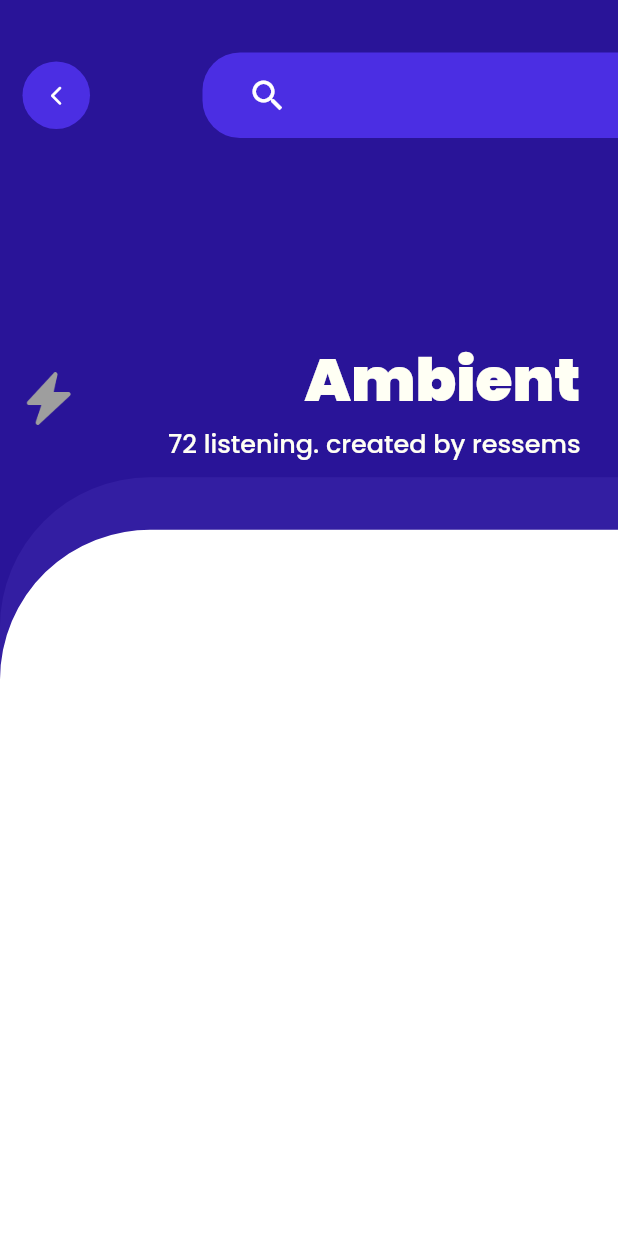
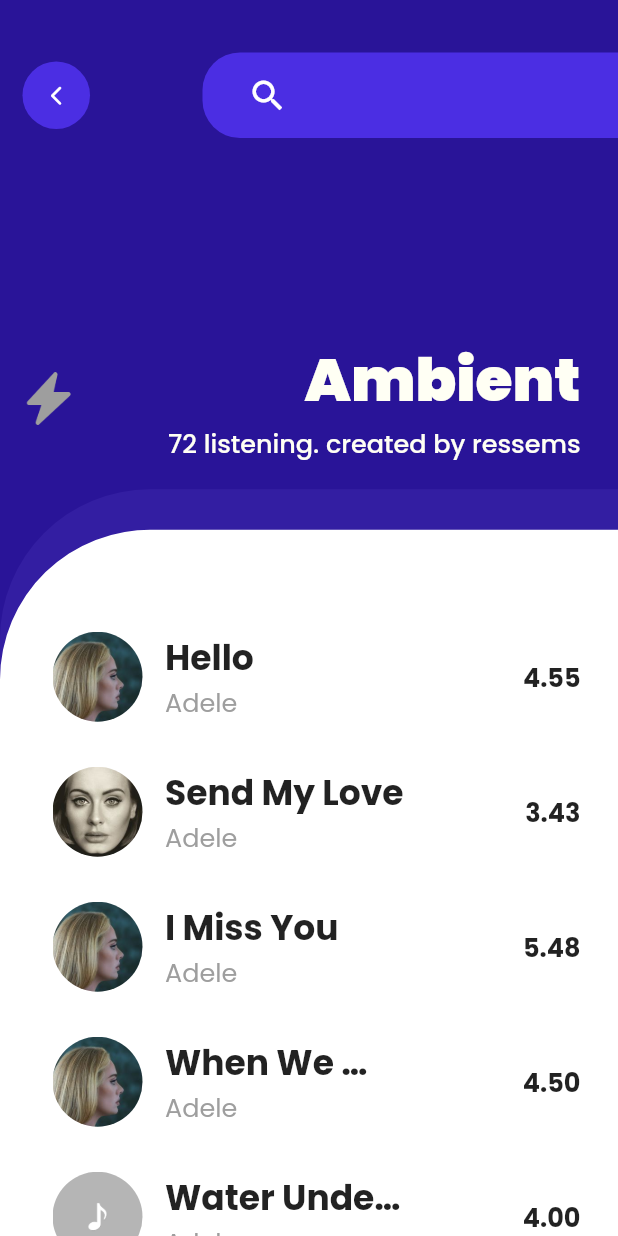
Before and after one commit to MagdyYacoub1/Music-and-Me, a Flutter app: the AlbumsScreen screen opened directly, on a phone screen of 412 x 824 dp. Run offline on Flutter 3.47's test engine with Material 2 defaults, Android fonts, the phone set to English and light mode, and no system bars.

Commit message:
Added list of songs at Album screen.  Added required assets.

```diff
--- a/lib/constants.dart
+++ b/lib/constants.dart
@@ -17,6 +17,8 @@ const TextStyle contextTextStyle = TextStyle(
   fontSize: 23.0,
   fontWeight: FontWeight.w700,
 );
+
+
 const TextStyle secondaryContextTextStyle = TextStyle(
   fontSize: 17.0,
   fontWeight: FontWeight.w400,
@@ -41,6 +43,12 @@ const TextStyle contextWhiteSmallTextStyle = TextStyle(
   fontWeight: FontWeight.w500,
 );
 
+const TextStyle timeTextStyle = TextStyle(
+  fontSize: 17.0,
+  fontWeight: FontWeight.w700,
+);
+
+
 Color lighten(Color color, [double amount = 0.1]) {
   assert(amount >= 0 && amount <= 1);
 
--- a/lib/main.dart
+++ b/lib/main.dart
@@ -1,6 +1,7 @@
 import 'package:flutter/material.dart';
 import 'package:flutter/services.dart';
 import 'package:me_music/my_themes.dart';
+import 'package:me_music/screens/album/album_screen.dart';
 import 'package:me_music/screens/home/home_screen.dart';
 
 void main() {
@@ -21,9 +22,9 @@ class MyApp extends StatelessWidget {
             statusBarColor: Colors.transparent,
             statusBarBrightness: Brightness.dark,
             systemNavigationBarColor: Colors.transparent,
-            systemNavigationBarIconBrightness: Brightness.dark
-          ),
-          child: MyHomePage()),
+            systemNavigationBarIconBrightness: Brightness.dark),
+        child: AlbumsScreen(),
+      ),
     );
   }
 }
--- a/lib/models/music_genres.dart
+++ b/lib/models/music_genres.dart
@@ -1,15 +1,18 @@
 import 'package:flutter/material.dart';
 import 'package:me_music/generated/assets.dart';
+import 'package:me_music/models/song.dart';
 
 class MusicGenres {
   String image;
   String genre;
   Color cardColor;
+  List<Song> albumSongs;
 
   MusicGenres({
     required this.image,
     required this.genre,
     required this.cardColor,
+    required this.albumSongs,
   });
 }
 
@@ -18,46 +21,55 @@ List<MusicGenres> genres = [
     genre: "Ambient",
     image: Assets.imagesThunder,
     cardColor: Color(0xFF2B159E),
+    albumSongs: albumSongs,
   ),
   MusicGenres(
     genre: "Hip Hop",
     image: Assets.imagesGeography,
     cardColor: Color(0xFF159E96),
+    albumSongs: albumSongs,
   ),
   MusicGenres(
     genre: "Rock",
     image: Assets.imagesRock,
     cardColor: Color(0xFF3b5998),
+    albumSongs: albumSongs,
   ),
   MusicGenres(
     genre: "Electronic",
     image: Assets.imagesElectronic,
     cardColor: Color(0xFF800080),
+    albumSongs: albumSongs,
   ),
   MusicGenres(
     genre: "Folk",
     image: Assets.imagesFolk,
     cardColor: Color(0xFF77AB59),
+    albumSongs: albumSongs,
   ),
   MusicGenres(
     genre: "Jazz",
     image: Assets.imagesJazz,
     cardColor: Color(0xFF536872),
+    albumSongs: albumSongs,
   ),
   MusicGenres(
     genre: "Classic",
     image: Assets.imagesTrebleClef,
     cardColor: Color(0xFF9E379F),
+    albumSongs: albumSongs,
   ),
   MusicGenres(
     genre: "Metal",
     image: Assets.imagesMetal,
     cardColor: Color(0xFFFF6289),
+    albumSongs: albumSongs,
   ),
   MusicGenres(
     genre: "Disco",
     image: Assets.imagesDisco,
     cardColor: Color(0xFF493267),
+    albumSongs: albumSongs,
   ),
 
 ];
--- /dev/null
+++ b/lib/models/song.dart
@@ -0,0 +1,53 @@
+import 'package:me_music/generated/assets.dart';
+
+class Song {
+  String name;
+  String singer;
+  String? cover;
+  String duration;
+
+  Song({
+    required this.name,
+    required this.singer,
+    this.cover,
+    required this.duration,
+  });
+}
+
+List<Song> albumSongs = [
+  Song(
+    name: "Hello",
+    singer: "Adele",
+    duration: "4.55",
+    cover: Assets.imagesAdele1,
+  ),
+  Song(
+    name: "Send My Love",
+    singer: "Adele",
+    duration: "3.43",
+    cover: Assets.imagesAdele2,
+  ),
+  Song(
+    name: "I Miss You",
+    singer: "Adele",
+    duration: "5.48",
+    cover: Assets.imagesAdele1,
+  ),
+  Song(
+    name: "When We Were Young",
+    singer: "Adele",
+    duration: "4.50",
+    cover: Assets.imagesAdele1,
+  ),
+  Song(
+    name: "Water Under the Bridge",
+    singer: "Adele",
+    duration: "4.00",
+  ),
+  Song(
+    name: "Million Years Ago",
+    singer: "Adele",
+    duration: "3.47",
+    cover: Assets.imagesAdele1,
+  ),
+];
--- a/lib/screens/album/album_screen.dart
+++ b/lib/screens/album/album_screen.dart
@@ -1,6 +1,10 @@
 import 'package:flutter/material.dart';
+import 'package:me_music/generated/assets.dart';
+import 'package:me_music/models/song.dart';
 
+import '../../constants.dart';
 import 'components/Header.dart';
+import 'components/album_song.dart';
 
 class AlbumsScreen extends StatelessWidget {
   const AlbumsScreen({Key? key}) : super(key: key);
@@ -20,7 +24,7 @@ class AlbumsScreen extends StatelessWidget {
           Column(
             mainAxisSize: MainAxisSize.min,
             children: [
-              SizedBox(height: size.height * heightPercentage - 135),
+              SizedBox(height: size.height * heightPercentage - 127),
               Expanded(
                 child: Container(
                   width: double.infinity,
@@ -28,6 +32,25 @@ class AlbumsScreen extends StatelessWidget {
                     color: Colors.white,
                     borderRadius: BorderRadius.only(
                       topLeft: Radius.circular(100.0),
+                    ),
+                  ),
+                  child: Padding(
+                    padding: EdgeInsets.only(
+                      top: 80,
+                    ),
+                    child: ListView.builder(
+                      padding: EdgeInsets.zero,
+                      shrinkWrap: true,
+                      physics: BouncingScrollPhysics(),
+                      itemCount: albumSongs.length,
+                      itemBuilder: (BuildContext context, int index) {
+                        return AlbumSong(
+                          name: albumSongs[index].name,
+                          singer: albumSongs[index].singer,
+                          duration: albumSongs[index].duration,
+                          cover: albumSongs[index].cover,
+                        );
+                      },
                     ),
                   ),
                 ),
--- /dev/null
+++ b/lib/screens/album/components/album_song.dart
@@ -0,0 +1,74 @@
+import 'package:flutter/material.dart';
+import 'package:me_music/generated/assets.dart';
+
+import '../../../constants.dart';
+
+class AlbumSong extends StatelessWidget {
+  const AlbumSong({
+    Key? key,
+    required this.name,
+    required this.singer,
+    this.cover,
+    required this.duration,
+  }) : super(key: key);
+
+  final String name;
+  final String singer;
+  final String? cover;
+  final String duration;
+
+  @override
+  Widget build(BuildContext context) {
+    return Padding(
+      padding: const EdgeInsets.only(
+        left: 35.0,
+        right: 25,
+        top: 15.0,
+        bottom: 15.0,
+      ),
+      child: Row(
+        // ----------album Song--------
+        children: [
+          Container(
+            width: 60.0,
+            height: 60.0,
+            decoration: BoxDecoration(
+              borderRadius: BorderRadius.circular(50.0),
+              image: DecorationImage(
+                alignment: Alignment.centerLeft,
+                fit: BoxFit.cover,
+                image: AssetImage(cover ?? Assets.imagesDefaultAlbumArt),
+              ),
+            ),
+          ),
+          SizedBox(width: 15.0),
+          Flexible(
+            flex: 2,
+            fit: FlexFit.tight,
+            child: Column(
+              mainAxisSize: MainAxisSize.min,
+              crossAxisAlignment: CrossAxisAlignment.start,
+              children: [
+                Text(
+                  name,
+                  overflow: TextOverflow.ellipsis,
+                  style: contextTextStyle,
+                ),
+                Text(
+                  singer,
+                  overflow: TextOverflow.ellipsis,
+                  style: secondaryContextTextStyle,
+                ),
+              ],
+            ),
+          ),
+          Spacer(),
+          Text(
+            duration,
+            style: timeTextStyle,
+          )
+        ],
+      ),
+    );
+  }
+}
```
Also changed, not shown: assets/images/adele1.jpg (added), assets/images/adele2.jpg (added), assets/images/default_album_art.png (added), lib/generated/assets.dart.
